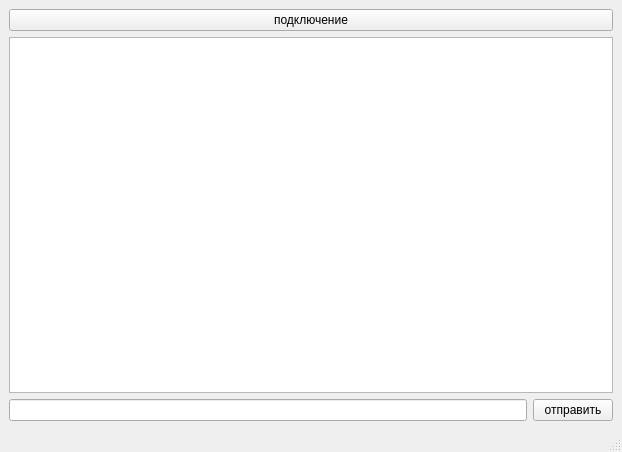
This is mainwindow.ui in IG-or-LO/qt_client as Qt 5 draws it before an edit. The edited form follows.
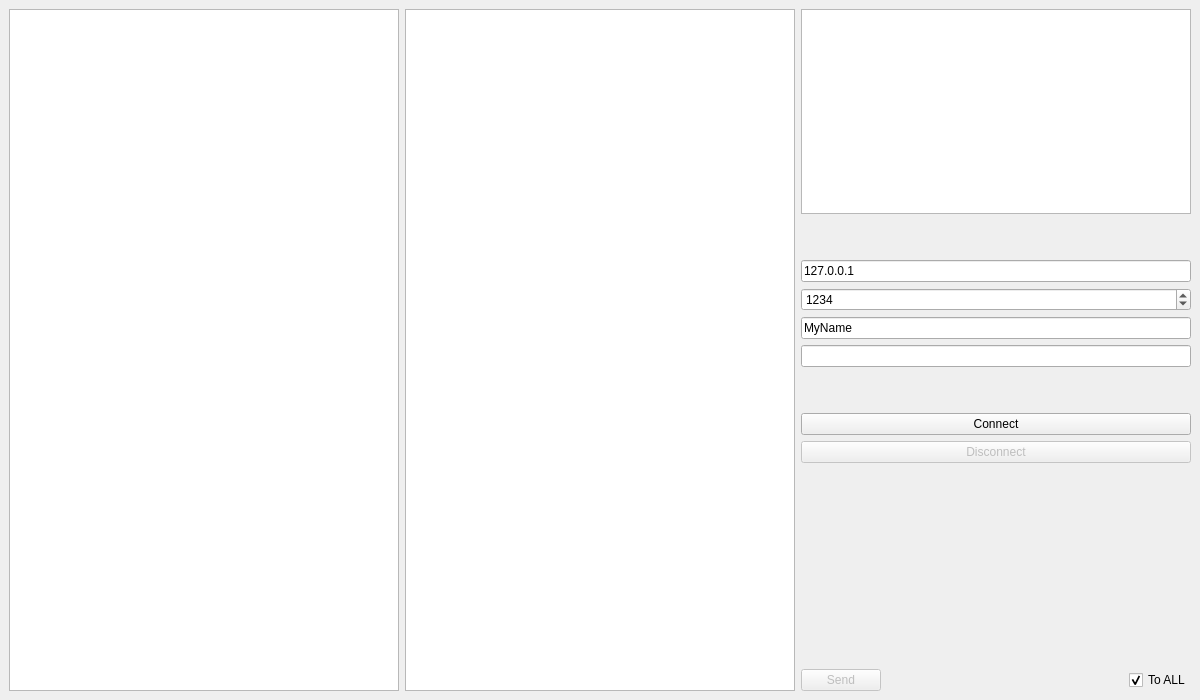
This is the edited form.

```diff
--- a/mainwindow.ui
+++ b/mainwindow.ui
@@ -6,34 +6,183 @@
    <rect>
     <x>0</x>
     <y>0</y>
-    <width>622</width>
-    <height>452</height>
+    <width>1200</width>
+    <height>700</height>
    </rect>
   </property>
+  <property name="sizePolicy">
+   <sizepolicy hsizetype="Minimum" vsizetype="Minimum">
+    <horstretch>0</horstretch>
+    <verstretch>0</verstretch>
+   </sizepolicy>
+  </property>
+  <property name="minimumSize">
+   <size>
+    <width>1200</width>
+    <height>700</height>
+   </size>
+  </property>
   <property name="windowTitle">
    <string>MainWindow</string>
   </property>
   <widget class="QWidget" name="centralwidget">
    <layout class="QGridLayout" name="gridLayout">
-    <item row="1" column="0" colspan="2">
-     <widget class="QTextBrowser" name="textBrowser"/>
-    </item>
-    <item row="2" column="0">
-     <widget class="QLineEdit" name="lineEdit"/>
-    </item>
-    <item row="2" column="1">
-     <widget class="QPushButton" name="pushButton_send">
-      <property name="text">
-       <string>отправить</string>
-      </property>
-     </widget>
-    </item>
-    <item row="0" column="0" colspan="2">
-     <widget class="QPushButton" name="pushButton_connect">
-      <property name="text">
-       <string>подключение</string>
-      </property>
-     </widget>
+    <item row="0" column="0">
+     <layout class="QHBoxLayout" name="horizontalLayout_2">
+      <item>
+       <widget class="QListWidget" name="lwUsers">
+        <property name="selectionMode">
+         <enum>QAbstractItemView::MultiSelection</enum>
+        </property>
+        <property name="sortingEnabled">
+         <bool>true</bool>
+        </property>
+       </widget>
+      </item>
+      <item>
+       <widget class="QPlainTextEdit" name="pteMessage"/>
+      </item>
+      <item>
+       <layout class="QVBoxLayout" name="verticalLayout_2">
+        <item>
+         <widget class="QListWidget" name="lwLog"/>
+        </item>
+        <item>
+         <spacer name="verticalSpacer_2">
+          <property name="orientation">
+           <enum>Qt::Vertical</enum>
+          </property>
+          <property name="sizeType">
+           <enum>QSizePolicy::Fixed</enum>
+          </property>
+          <property name="sizeHint" stdset="0">
+           <size>
+            <width>20</width>
+            <height>40</height>
+           </size>
+          </property>
+         </spacer>
+        </item>
+        <item>
+         <layout class="QVBoxLayout" name="verticalLayout">
+          <item>
+           <widget class="QLineEdit" name="leHost">
+            <property name="text">
+             <string>127.0.0.1</string>
+            </property>
+           </widget>
+          </item>
+          <item>
+           <widget class="QSpinBox" name="sbPort">
+            <property name="maximum">
+             <number>65536</number>
+            </property>
+            <property name="value">
+             <number>1234</number>
+            </property>
+           </widget>
+          </item>
+          <item>
+           <widget class="QLineEdit" name="leName">
+            <property name="text">
+             <string>MyName</string>
+            </property>
+           </widget>
+          </item>
+          <item>
+           <widget class="QLineEdit" name="lePass"/>
+          </item>
+          <item>
+           <spacer name="verticalSpacer">
+            <property name="orientation">
+             <enum>Qt::Vertical</enum>
+            </property>
+            <property name="sizeType">
+             <enum>QSizePolicy::Fixed</enum>
+            </property>
+            <property name="sizeHint" stdset="0">
+             <size>
+              <width>20</width>
+              <height>40</height>
+             </size>
+            </property>
+           </spacer>
+          </item>
+          <item>
+           <widget class="QPushButton" name="pbConnect">
+            <property name="text">
+             <string>Connect</string>
+            </property>
+           </widget>
+          </item>
+          <item>
+           <widget class="QPushButton" name="pbDisconnect">
+            <property name="enabled">
+             <bool>false</bool>
+            </property>
+            <property name="text">
+             <string>Disconnect</string>
+            </property>
+           </widget>
+          </item>
+          <item>
+           <spacer name="verticalSpacer_3">
+            <property name="orientation">
+             <enum>Qt::Vertical</enum>
+            </property>
+            <property name="sizeType">
+             <enum>QSizePolicy::Fixed</enum>
+            </property>
+            <property name="sizeHint" stdset="0">
+             <size>
+              <width>20</width>
+              <height>200</height>
+             </size>
+            </property>
+           </spacer>
+          </item>
+         </layout>
+        </item>
+        <item>
+         <layout class="QHBoxLayout" name="horizontalLayout">
+          <item>
+           <widget class="QPushButton" name="pbSend">
+            <property name="enabled">
+             <bool>false</bool>
+            </property>
+            <property name="text">
+             <string>Send</string>
+            </property>
+           </widget>
+          </item>
+          <item>
+           <spacer name="horizontalSpacer">
+            <property name="orientation">
+             <enum>Qt::Horizontal</enum>
+            </property>
+            <property name="sizeHint" stdset="0">
+             <size>
+              <width>40</width>
+              <height>20</height>
+             </size>
+            </property>
+           </spacer>
+          </item>
+          <item>
+           <widget class="QCheckBox" name="cbToAll">
+            <property name="text">
+             <string>To ALL</string>
+            </property>
+            <property name="checked">
+             <bool>true</bool>
+            </property>
+           </widget>
+          </item>
+         </layout>
+        </item>
+       </layout>
+      </item>
+     </layout>
     </item>
    </layout>
   </widget>
@@ -47,7 +196,6 @@
     </rect>
    </property>
   </widget>
-  <widget class="QStatusBar" name="statusbar"/>
  </widget>
  <resources/>
  <connections/>
```
Left out of the diff: 22 changed lines with no effect on the pictures.
